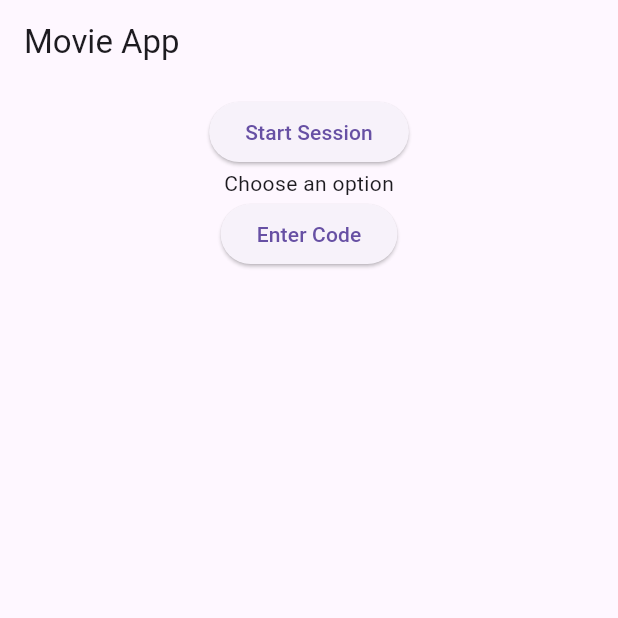
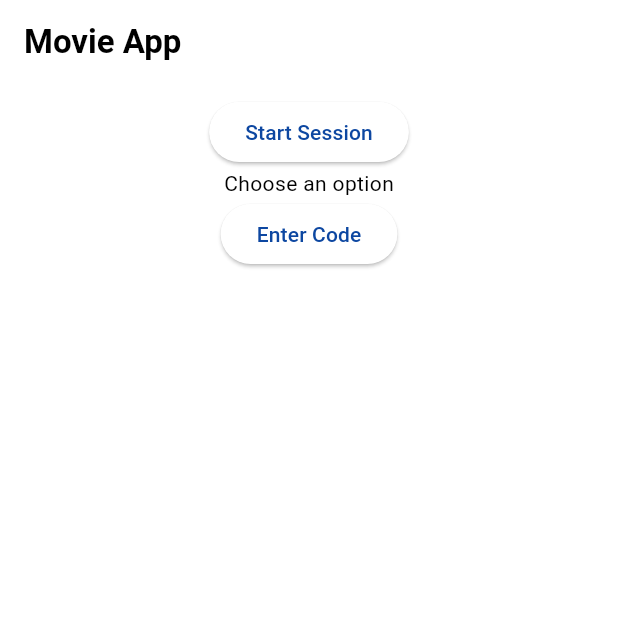
Before and after one commit to clay0063/flutter_movie_voting, a Flutter app: the screen it shows after launch, on a phone screen of 412 x 824 dp, the top half of it. Run offline on Flutter 3.47's test engine with Material 3 defaults, Android fonts, the phone set to English and light mode, and no system bars; our stand-ins replace shared_preferences; missing offline and left inert: platform_device_id.

Commit message:
Add basic theme data:

```diff
--- a/lib/main.dart
+++ b/lib/main.dart
@@ -1,5 +1,6 @@
 import 'package:final_project/pages/welcome_page.dart';
 import 'package:final_project/utils/prefs_manager.dart';
+import 'package:final_project/utils/theme_data.dart';
 import 'package:flutter/material.dart';
 
 void main() async {
@@ -27,10 +28,10 @@ class _MyAppState extends State<MyApp> {
   @override
   Widget build(BuildContext context) {
     return MaterialApp(
-      // theme: ThemeData(
-      //   colorScheme: ThemeColorScheme.colorScheme,
-      //   textTheme: ThemeTextTheme.textTheme,
-      // ),
+      theme: ThemeData(
+        colorScheme: ThemeColorScheme.colorScheme,
+        textTheme: ThemeTextTheme.textTheme,
+      ),
       home: Scaffold(
         appBar: AppBar(
           title: const Text('Movie App'),
--- /dev/null
+++ b/lib/utils/theme_data.dart
@@ -0,0 +1,39 @@
+import 'package:flutter/material.dart';
+
+class ThemeColorScheme {
+  static ColorScheme colorScheme = ColorScheme(
+    primary: Colors.blue.shade900, //1
+    secondary: Colors.yellow.shade600, //2
+    tertiary: Colors.grey.shade900, //3
+    surface: Colors.white,
+    background: Colors.white,
+    error: Colors.red,
+    onPrimary: Colors.white,
+    onSecondary: Colors.black,
+    onTertiary: Colors.grey.shade100, //4
+    onSurface: Colors.black,
+    onBackground: Colors.black,
+    onError: Colors.white,
+    brightness: Brightness.light,
+  );
+}
+
+class ThemeTextTheme {
+  static const TextTheme textTheme = TextTheme(
+    displayLarge: TextStyle(fontSize: 56, fontWeight: FontWeight.bold),
+    displayMedium: TextStyle(fontSize: 48, fontWeight: FontWeight.bold),
+    displaySmall: TextStyle(fontSize: 36, fontWeight: FontWeight.bold),
+    headlineLarge: TextStyle(fontSize: 28, fontWeight: FontWeight.bold),
+    headlineMedium: TextStyle(fontSize: 24, fontWeight: FontWeight.bold),
+    headlineSmall: TextStyle(fontSize: 18, fontWeight: FontWeight.bold),
+    titleLarge: TextStyle(fontSize: 22, fontWeight: FontWeight.w600),
+    titleMedium: TextStyle(fontSize: 18, fontWeight: FontWeight.w600),
+    titleSmall: TextStyle(fontSize: 16, fontWeight: FontWeight.w600),
+    bodyLarge: TextStyle(fontSize: 16, fontWeight: FontWeight.normal),
+    bodyMedium: TextStyle(fontSize: 14, fontWeight: FontWeight.normal),
+    bodySmall: TextStyle(fontSize: 12, fontWeight: FontWeight.normal),
+    labelLarge: TextStyle(fontSize: 14, fontWeight: FontWeight.w500),
+    labelMedium: TextStyle(fontSize: 12, fontWeight: FontWeight.w500),
+    labelSmall: TextStyle(fontSize: 10, fontWeight: FontWeight.w500),
+  );
+}
```
